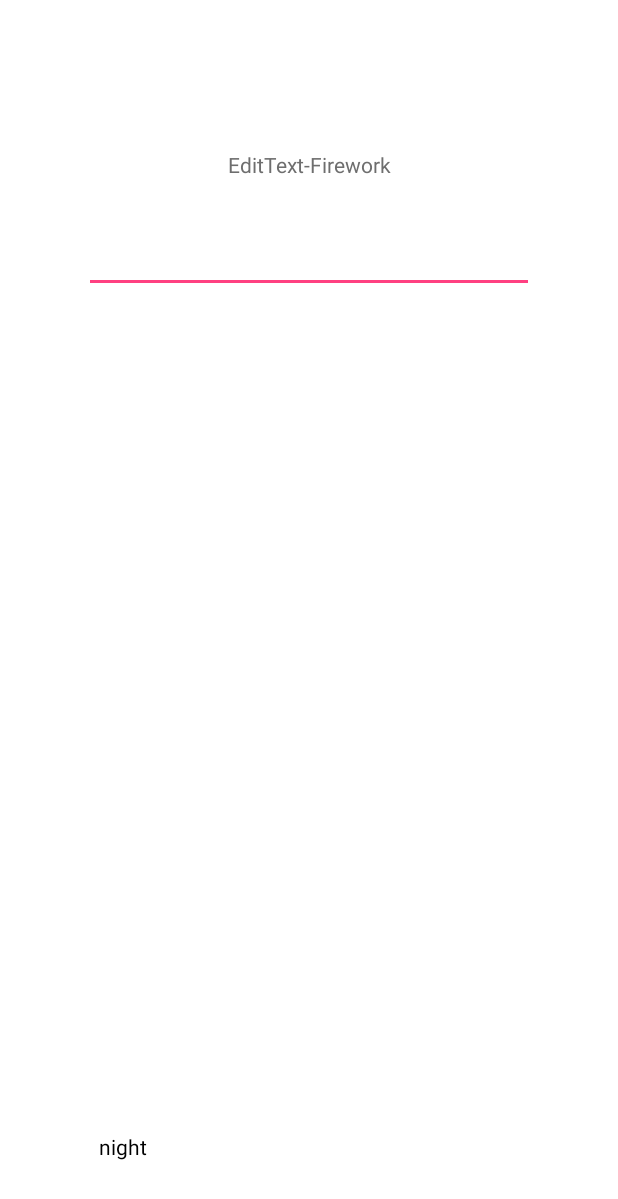
After one commit to HXQWill/QuanStudy, an Android app: the FireWorkActivity screen opened directly, with no data from a screen before it, on a phone screen of 412 x 824 dp. The commit adds this screen. Shown: the top 1199 px of the screen. Run offline under Robolectric (Android 15) with nearby library versions, the phone set to English and light mode, and no system bars.

Commit message:
FireworkView 库： Element，烟花的小火花，存放颜色，飞行方向，飞行速度这三个变量。 Firework，烟花，控制整个烟花的动画，计算小火花的位置并绘制小火花。 TODO 属性动画  开放设置参数 FireworkView，View类，监听EditText中文字的改变，并获取光标的位置。在该位置生成Firework

```diff
--- a/app/src/main/AndroidManifest.xml
+++ b/app/src/main/AndroidManifest.xml
@@ -21,6 +21,7 @@
         <activity android:name=".objectAnimator.FirstClassActivity" />
         <activity android:name=".objectAnimator.MainAnimatorActivity" />
         <activity android:name=".objectAnimator.PathActivity" />
+        <activity android:name=".objectAnimator.FireWorkActivity" />
         <activity android:name=".viewDemo.MainViewActivity" />
         <activity android:name=".viewDemo.SimpleActivity" />
         <activity android:name=".viewDemo.ThreeDiyViewActivity" />
--- /dev/null
+++ b/app/src/main/java/com/example/quan/quanstudy/objectAnimator/FireWorkActivity.java
@@ -0,0 +1,53 @@
+package com.example.quan.quanstudy.objectAnimator;
+
+import android.view.View;
+import android.widget.EditText;
+import android.widget.RelativeLayout;
+import android.widget.TextView;
+
+import com.example.quan.quanstudy.R;
+import com.example.quan.quanstudy.base.BaseActivity;
+
+import edittext_firework.FireworkView;
+
+/**
+ * Created by xingquan.he on 2017/3/20.
+ * Mr.Quan
+ */
+
+public class FireWorkActivity extends BaseActivity{
+
+    private EditText mEditText;
+    private FireworkView mFireworkView;
+    private RelativeLayout mLayout;
+    private TextView mDayMode;
+    private TextView mNightMode;
+
+    @Override
+    public int getLayoutId() {
+        return R.layout.activity_animator_firework;
+    }
+
+    @Override
+    public void initView() {
+        mLayout = (RelativeLayout) findViewById(R.id.layout_rl_animator_firework);
+        mDayMode = (TextView) findViewById(R.id.day_tv_animator_firework);
+        mDayMode.setOnClickListener(new View.OnClickListener() {
+            @Override
+            public void onClick(View v) {
+                mLayout.setBackgroundColor(0xFFFFFFFF);
+            }
+        });
+        mNightMode = (TextView) findViewById(R.id.night_tv_animator_firework);
+        mNightMode.setOnClickListener(new View.OnClickListener() {
+            @Override
+            public void onClick(View v) {
+                mLayout.setBackgroundColor(0xFF000000);
+            }
+        });
+        mEditText = (EditText) findViewById(R.id.edit_et_animator_firework);
+
+        mFireworkView = (FireworkView) findViewById(R.id.fire_fw_animator_firework);
+        mFireworkView.bindEditText(mEditText);
+    }
+}
--- a/app/src/main/java/com/example/quan/quanstudy/objectAnimator/FirstClassActivity.java
+++ b/app/src/main/java/com/example/quan/quanstudy/objectAnimator/FirstClassActivity.java
@@ -23,7 +23,7 @@ public class FirstClassActivity extends BaseActivity {
 
     @Override
     public int getLayoutId() {
-        return R.layout.activity_first_animator;
+        return R.layout.activity_animator_first;
     }
 
     @Override
--- a/app/src/main/java/com/example/quan/quanstudy/objectAnimator/MainAnimatorActivity.java
+++ b/app/src/main/java/com/example/quan/quanstudy/objectAnimator/MainAnimatorActivity.java
@@ -11,6 +11,7 @@ public class MainAnimatorActivity extends BaseActivity implements View.OnClickLi
 
     private Button mFirstBtn;
     private Button mPathBtn;
+    private Button mFireBtn;
 
     @Override
     protected void onCreate(Bundle savedInstanceState) {
@@ -28,11 +29,13 @@ public class MainAnimatorActivity extends BaseActivity implements View.OnClickLi
     public void initView() {
         mFirstBtn = (Button) findViewById(R.id.first_btn_animator);
         mPathBtn = (Button) findViewById(R.id.path_btn_animator);
+        mFireBtn = (Button) findViewById(R.id.fire_btn_animator);
     }
 
     private void initOnClickListener() {
         mFirstBtn.setOnClickListener(this);
         mPathBtn.setOnClickListener(this);
+        mFireBtn.setOnClickListener(this);
     }
 
     public void onClick(View view) {
@@ -43,6 +46,9 @@ public class MainAnimatorActivity extends BaseActivity implements View.OnClickLi
             case R.id.path_btn_animator:
                 gotoNextActivity(PathActivity.class);
                 break;
+            case R.id.fire_btn_animator:
+                gotoNextActivity(FireWorkActivity.class);
+                break;
             default:
                 break;
         }
--- a/app/src/main/res/layout/activity_animator.xml
+++ b/app/src/main/res/layout/activity_animator.xml
@@ -25,4 +25,10 @@
         android:layout_height="wrap_content"
         android:text="Path" />
 
+    <Button
+        android:id="@+id/fire_btn_animator"
+        android:layout_width="match_parent"
+        android:layout_height="wrap_content"
+        android:text="FireWork" />
+
 </LinearLayout>
--- /dev/null
+++ b/app/src/main/res/layout/activity_animator_firework.xml
@@ -0,0 +1,49 @@
+<?xml version="1.0" encoding="utf-8"?>
+<RelativeLayout xmlns:android="http://schemas.android.com/apk/res/android"
+    xmlns:tools="http://schemas.android.com/tools"
+    android:layout_width="match_parent"
+    android:layout_height="match_parent"
+    android:id="@+id/layout_rl_animator_firework"
+    android:background="#FFFFFF"
+   tools:context=".MainActivity">
+
+    <TextView
+        android:layout_marginTop="100dp"
+        android:layout_width="match_parent"
+        android:layout_height="wrap_content"
+        android:textColor="#6e6e6e"
+        android:gravity="center"
+        android:text="EditText-Firework"/>
+    <EditText
+        android:layout_marginTop="150dp"
+        android:layout_centerHorizontal="true"
+        android:textColor="#6e6e6e"
+        android:layout_width="300dp"
+        android:layout_height="wrap_content"
+        android:id="@+id/edit_et_animator_firework"/>
+    <edittext_firework.FireworkView
+        android:layout_width="match_parent"
+        android:layout_height="match_parent"
+        android:id="@+id/fire_fw_animator_firework"/>
+    <TextView
+        android:layout_width="wrap_content"
+        android:layout_height="wrap_content"
+        android:text="day"
+        android:padding="10dp"
+        android:textColor="#FFFFFF"
+        android:id="@+id/day_tv_animator_firework"
+        android:layout_alignTop="@+id/night_tv_animator_firework"
+        android:layout_alignRight="@+id/edit_et_animator_firework"
+        android:layout_alignEnd="@+id/edit_et_animator_firework" />
+    <TextView
+        android:layout_width="wrap_content"
+        android:layout_height="wrap_content"
+        android:padding="10dp"
+        android:text="night"
+        android:textColor="#000000"
+        android:id="@+id/night_tv_animator_firework"
+        android:layout_marginBottom="40dp"
+        android:layout_alignParentBottom="true"
+        android:layout_alignLeft="@+id/edit_et_animator_firework"
+        android:layout_alignStart="@+id/edit_et_animator_firework" />
+</RelativeLayout>
```
Also changed, not shown: quanlibrary/src/main/java/edittext_firework/Element.java (added, +20 -0 lines), quanlibrary/src/main/java/edittext_firework/Firework.java (added, +142 -0 lines), quanlibrary/src/main/java/edittext_firework/FireworkView.java (added, +178 -0 lines), app/src/main/res/layout/activity_animator_first.xml (renamed from app/src/main/res/layout/activity_first_animator.xml).
